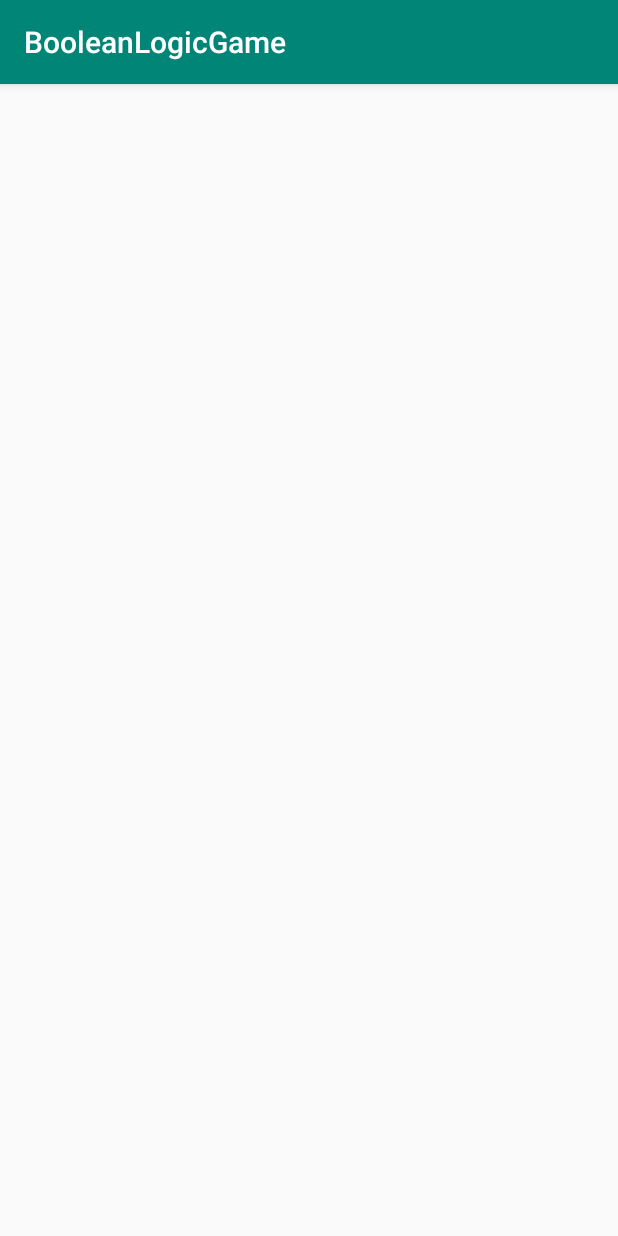
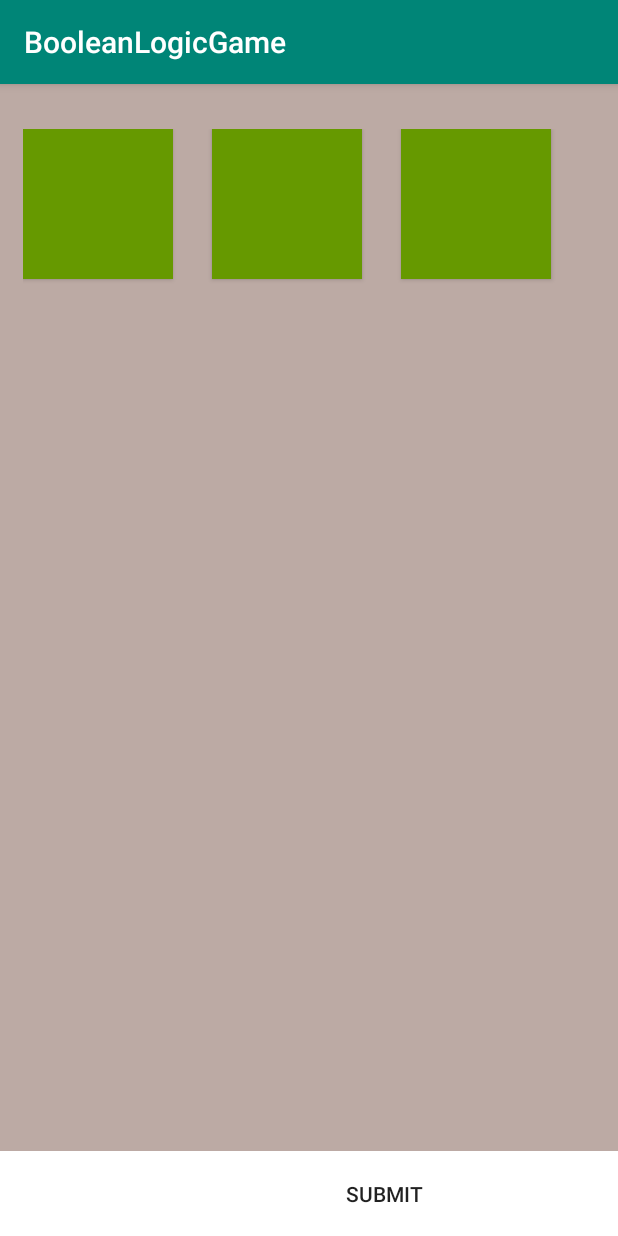
Before and after one commit to ayu5/BooleanLogiGame, an Android app: the Main2Activity screen opened directly, with no data from a screen before it, on a phone screen of 412 x 824 dp. Run offline under Robolectric (Android 15) with nearby library versions, the phone set to English and light mode, and no system bars.

Commit message:
UI changes

```diff
--- a/app/src/main/AndroidManifest.xml
+++ b/app/src/main/AndroidManifest.xml
@@ -16,7 +16,8 @@
                 <category android:name="android.intent.category.LAUNCHER" />
             </intent-filter>
         </activity>
-        <activity android:name=".Main2Activity"></activity>
+        <activity android:name=".Main2Activity" />
+        <activity android:name=".Main3Activity"></activity>
     </application>
 
 </manifest>
--- a/app/src/main/res/layout/activity_main.xml
+++ b/app/src/main/res/layout/activity_main.xml
@@ -1,5 +1,6 @@
 <?xml version="1.0" encoding="utf-8"?>
-<RelativeLayout xmlns:android="http://schemas.android.com/apk/res/android"
+<RelativeLayout
+    xmlns:android="http://schemas.android.com/apk/res/android"
     xmlns:app="http://schemas.android.com/apk/res-auto"
     xmlns:tools="http://schemas.android.com/tools"
     android:layout_width="match_parent"
--- a/app/src/main/res/layout/activity_main2.xml
+++ b/app/src/main/res/layout/activity_main2.xml
@@ -4,6 +4,100 @@
     xmlns:tools="http://schemas.android.com/tools"
     android:layout_width="match_parent"
     android:layout_height="match_parent"
-    tools:context=".Main2Activity">
+    android:background="@color/colorBackground"
+    tools:context=".MainActivity">
 
+    <LinearLayout
+        android:layout_width="match_parent"
+        android:layout_height="400dp"
+        android:layout_marginStart="15dp"
+        android:layout_marginTop="30dp"
+        android:layout_marginEnd="15dp"
+        android:orientation="vertical"
+        app:layout_constraintEnd_toEndOf="parent"
+        app:layout_constraintStart_toStartOf="parent"
+        app:layout_constraintTop_toTopOf="parent">
+
+        <LinearLayout
+            android:layout_width="match_parent"
+            android:layout_height="match_parent"
+            android:orientation="horizontal"
+            app:layout_constraintEnd_toEndOf="parent"
+            app:layout_constraintStart_toStartOf="parent"
+            app:layout_constraintTop_toTopOf="parent">
+
+            <Button
+                android:id="@+id/game_button1"
+                android:layout_width="100dp"
+                android:layout_height="100dp"
+                android:background="@android:color/holo_green_dark" />
+
+            <Button
+                android:id="@+id/game_button2"
+                android:layout_width="100dp"
+                android:layout_height="100dp"
+                android:layout_marginLeft="26dp"
+                android:background="@android:color/holo_green_dark"
+                android:layout_marginStart="26dp" />
+
+            <Button
+                android:id="@+id/game_button3"
+                android:layout_width="100dp"
+                android:layout_height="100dp"
+                android:layout_marginLeft="26dp"
+                android:background="@android:color/holo_green_dark"
+                android:layout_marginStart="26dp" />
+        </LinearLayout>
+
+        <LinearLayout
+            android:layout_width="match_parent"
+            android:layout_height="match_parent"
+            android:orientation="horizontal"
+            android:layout_marginVertical="100dp" >
+
+            <Button
+                android:id="@+id/game_button4"
+                android:layout_width="100dp"
+                android:layout_height="100dp"
+                android:background="@android:color/holo_green_dark" />
+
+            <Button
+                android:id="@+id/game_button5"
+                android:layout_width="100dp"
+                android:layout_height="100dp"
+                android:layout_marginStart="26dp"
+                android:layout_marginLeft="26dp"
+                android:background="@android:color/holo_green_dark" />
+
+            <Button
+                android:id="@+id/game_button6"
+                android:layout_width="100dp"
+                android:layout_height="100dp"
+                android:layout_marginStart="26dp"
+                android:layout_marginLeft="26dp"
+                android:background="@android:color/holo_green_dark" />
+        </LinearLayout>
+
+    </LinearLayout>
+
+
+
+    <LinearLayout
+        android:layout_width="768px"
+        android:layout_height="85px"
+        android:orientation="vertical"
+        app:layout_constraintBottom_toBottomOf="parent"
+        app:layout_constraintEnd_toEndOf="parent"
+        app:layout_constraintHorizontal_bias="0.0"
+        app:layout_constraintStart_toStartOf="parent">
+
+        <Button
+            android:id="@+id/submit_answer"
+            android:layout_width="match_parent"
+            android:layout_height="match_parent"
+            android:background="@android:color/white"
+            android:text="@string/submitAnswer"
+            tools:layout_editor_absoluteX="101dp"
+            tools:layout_editor_absoluteY="457dp" />
+    </LinearLayout>
 </android.support.constraint.ConstraintLayout>
```
Also changed, not shown: app/src/main/java/com/example/bob60/booleanlogicgame/Main3Activity.java (added, +13 -0 lines), app/src/main/res/layout/activity_main3.xml (added, +141 -0 lines).
